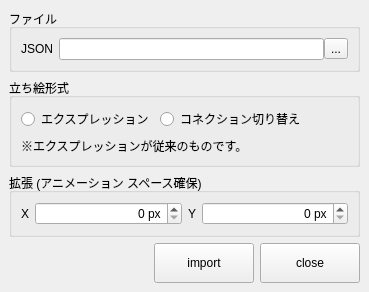
The window that app/fusion/python/rs_fusion/tool/importer/importer.ui (nakano000/Resolve_Script) describes before a commit, drawn with Qt 5.
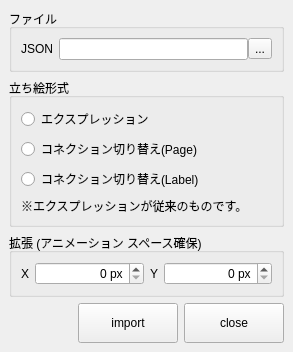
The same window after the commit.

Commit message: 新しい読み込み形式追加

The edit to the form file:
```diff
--- a/app/fusion/python/rs_fusion/tool/importer/importer.ui
+++ b/app/fusion/python/rs_fusion/tool/importer/importer.ui
@@ -6,8 +6,8 @@
    <rect>
     <x>0</x>
     <y>0</y>
-    <width>369</width>
-    <height>264</height>
+    <width>293</width>
+    <height>302</height>
    </rect>
   </property>
   <property name="windowTitle">
@@ -55,8 +55,6 @@
       </property>
       <layout class="QVBoxLayout" name="verticalLayout_3">
        <item>
-        <layout class="QHBoxLayout" name="horizontalLayout_4">
-         <item>
           <widget class="QRadioButton" name="expRadioButton">
            <property name="text">
             <string>エクスプレッション</string>
@@ -66,24 +64,16 @@
          <item>
           <widget class="QRadioButton" name="connectRadioButton">
            <property name="text">
-            <string>コネクション切り替え</string>
+          <string>コネクション切り替え(Page)</string>
            </property>
           </widget>
          </item>
          <item>
-          <spacer name="horizontalSpacer_2">
-           <property name="orientation">
-            <enum>Qt::Horizontal</enum>
-           </property>
-           <property name="sizeHint" stdset="0">
-            <size>
-             <width>40</width>
-             <height>20</height>
-            </size>
-           </property>
-          </spacer>
-         </item>
-        </layout>
+        <widget class="QRadioButton" name="connectLabelRadioButton">
+         <property name="text">
+          <string>コネクション切り替え(Label)</string>
+         </property>
+        </widget>
        </item>
        <item>
         <widget class="QLabel" name="label">
```
Lines whose indentation alone changed are shown as unchanged. The commit also changes 2 other files.
